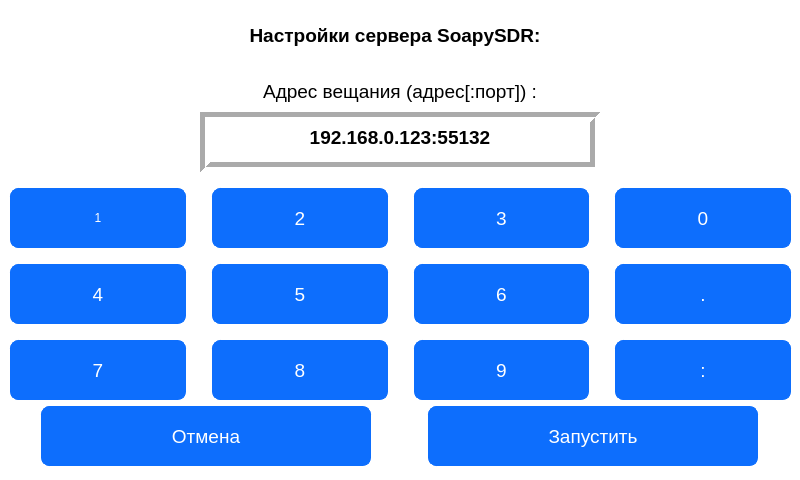
First picture: the form in win_server.ui, repository PloticynaEl/SDR, before the edit.
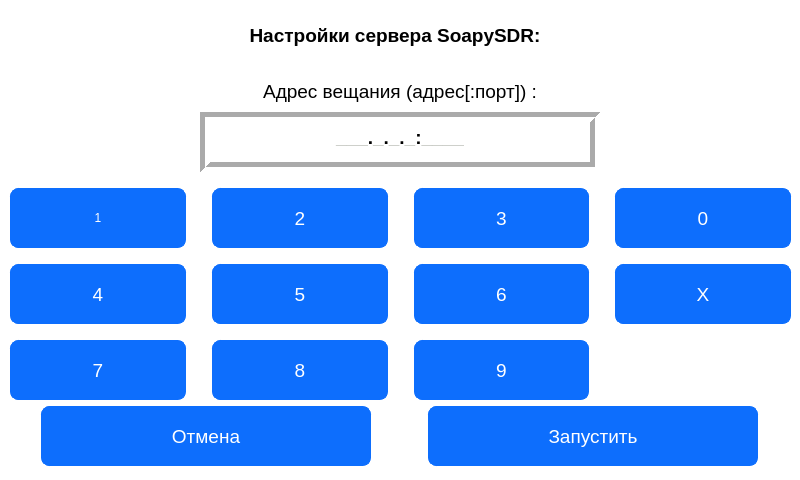
Second picture: the form after the edit.

Commit message: add win_run, edit win_info and win_server

Patch:
```diff
--- a/win_server.ui
+++ b/win_server.ui
@@ -182,7 +182,7 @@
 &lt;html&gt;&lt;head&gt;&lt;meta name=&quot;qrichtext&quot; content=&quot;1&quot; /&gt;&lt;style type=&quot;text/css&quot;&gt;
 p, li { white-space: pre-wrap; }
 &lt;/style&gt;&lt;/head&gt;&lt;body style=&quot; font-family:'Arial'; font-size:11pt; font-weight:400; font-style:normal;&quot;&gt;
-&lt;p align=&quot;center&quot; style=&quot; margin-top:0px; margin-bottom:0px; margin-left:0px; margin-right:0px; -qt-block-indent:0; text-indent:0px;&quot;&gt;&lt;span style=&quot; font-family:'Ubuntu'; font-size:14pt; font-weight:600;&quot;&gt;192.168.0.123:55132&lt;/span&gt;&lt;/p&gt;&lt;/body&gt;&lt;/html&gt;</string>
+&lt;p align=&quot;center&quot; style=&quot; margin-top:0px; margin-bottom:0px; margin-left:0px; margin-right:0px; -qt-block-indent:0; text-indent:0px;&quot;&gt;&lt;span style=&quot; font-family:'Ubuntu'; font-size:14pt; font-weight:600; color:#babdb6;&quot;&gt;___&lt;/span&gt;&lt;span style=&quot; font-family:'Ubuntu'; font-size:14pt; font-weight:600;&quot;&gt;.&lt;/span&gt;&lt;span style=&quot; font-family:'Ubuntu'; font-size:14pt; font-weight:600; color:#babdb6;&quot;&gt;_&lt;/span&gt;&lt;span style=&quot; font-family:'Ubuntu'; font-size:14pt; font-weight:600;&quot;&gt;.&lt;/span&gt;&lt;span style=&quot; font-family:'Ubuntu'; font-size:14pt; font-weight:600; color:#babdb6;&quot;&gt;_&lt;/span&gt;&lt;span style=&quot; font-family:'Ubuntu'; font-size:14pt; font-weight:600;&quot;&gt;.&lt;/span&gt;&lt;span style=&quot; font-family:'Ubuntu'; font-size:14pt; font-weight:600; color:#babdb6;&quot;&gt;_&lt;/span&gt;&lt;span style=&quot; font-family:'Ubuntu'; font-size:14pt; font-weight:600;&quot;&gt;:&lt;/span&gt;&lt;span style=&quot; font-family:'Ubuntu'; font-size:14pt; font-weight:600; color:#babdb6;&quot;&gt;____&lt;/span&gt;&lt;/p&gt;&lt;/body&gt;&lt;/html&gt;</string>
          </property>
         </widget>
        </item>
@@ -353,32 +353,7 @@
             </font>
            </property>
            <property name="text">
-            <string>.</string>
-           </property>
-          </widget>
-         </item>
-         <item row="3" column="3">
-          <widget class="QPushButton" name="pushButton_ddot">
-           <property name="minimumSize">
-            <size>
-             <width>0</width>
-             <height>70</height>
-            </size>
-           </property>
-           <property name="maximumSize">
-            <size>
-             <width>16777215</width>
-             <height>70</height>
-            </size>
-           </property>
-           <property name="font">
-            <font>
-             <family>Arial</family>
-             <pointsize>14</pointsize>
-            </font>
-           </property>
-           <property name="text">
-            <string>:</string>
+            <string>X</string>
            </property>
           </widget>
          </item>
```
The commit also changes 6 other files.
